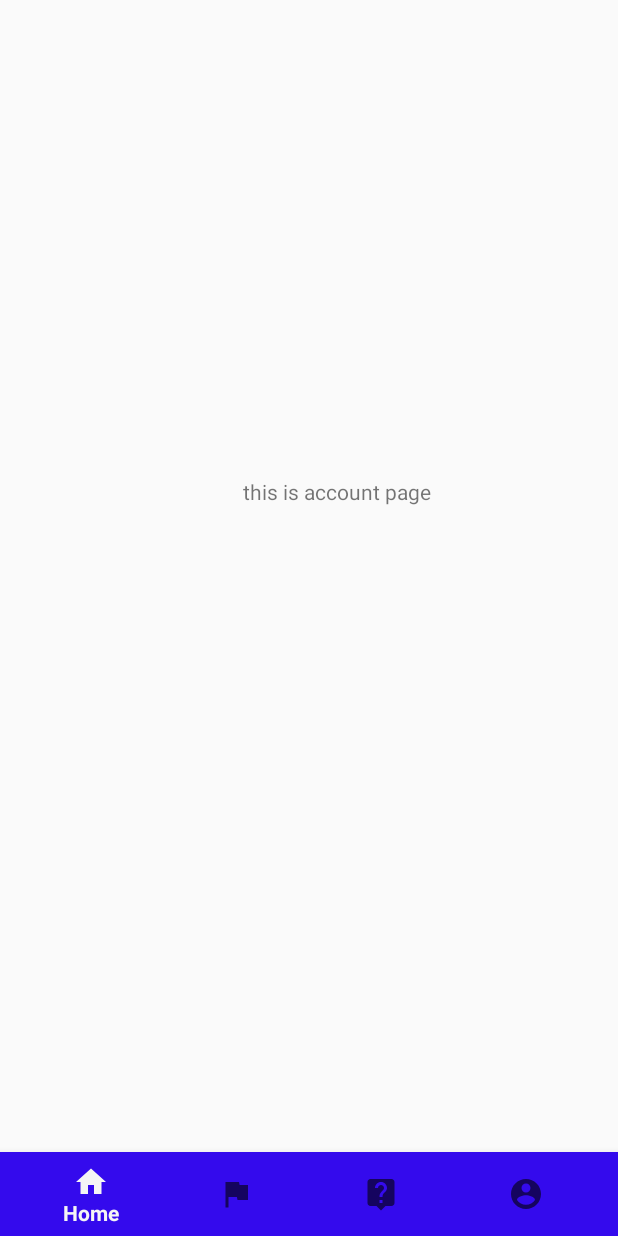
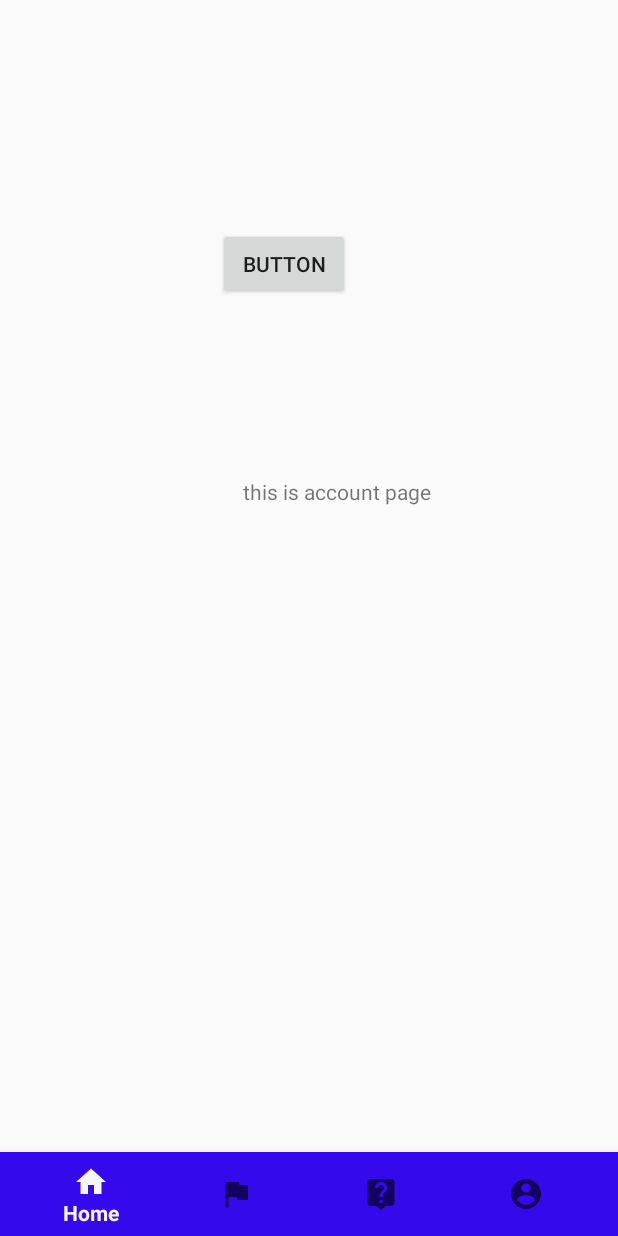
Before and after one commit to jpog99/DOOWA, an Android app: the fragment AccountFragment placed in its activity, on a phone screen of 412 x 824 dp. Run offline under Robolectric (Android 15) with nearby library versions, the phone set to English and light mode, and no system bars.

Commit message:
update account UI

```diff
--- a/app/src/main/res/layout/fragment_account.xml
+++ b/app/src/main/res/layout/fragment_account.xml
@@ -12,4 +12,14 @@
         android:layout_marginStart="162dp"
         android:layout_marginTop="318dp"
         android:text="this is account page" />
+
+    <Button
+        android:id="@+id/button"
+        android:layout_width="wrap_content"
+        android:layout_height="wrap_content"
+        android:layout_alignParentStart="true"
+        android:layout_alignParentTop="true"
+        android:layout_marginStart="145dp"
+        android:layout_marginTop="152dp"
+        android:text="Button" />
 </RelativeLayout>
```
